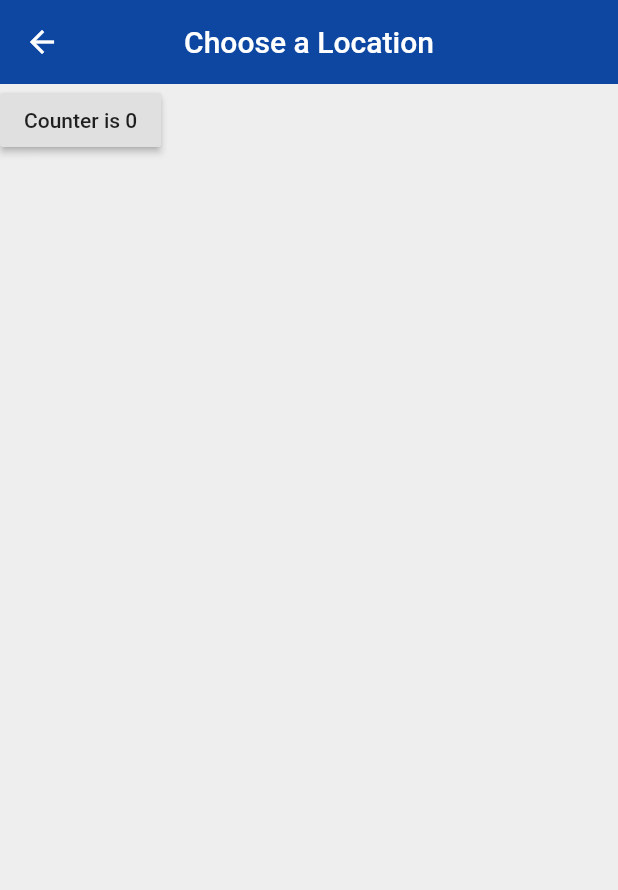
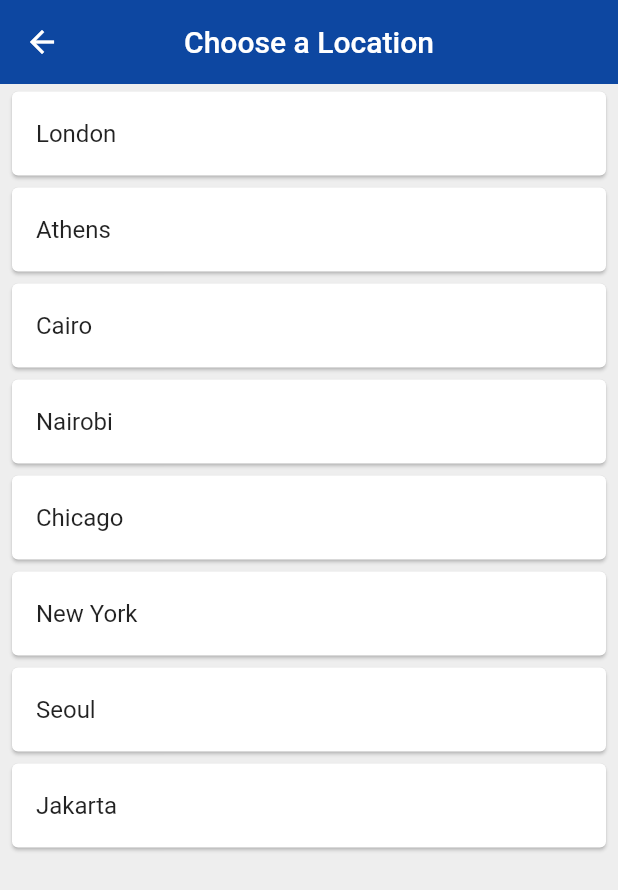
Before and after one commit to alberto-contreras/WorldTime-App, a Flutter app: the ChooseLocation screen opened by its route, on a phone screen of 412 x 824 dp. Shown: the top 890 px of the screen. Run offline on Flutter 3.47's test engine with Material 2 defaults, Android fonts, the phone set to English and light mode, and no system bars; our stand-ins replace flutter_spinkit; network calls fail.

Commit message:
Second commit

```diff
--- a/lib/pages/choose_location.dart
+++ b/lib/pages/choose_location.dart
@@ -1,4 +1,5 @@
 import 'package:flutter/material.dart';
+import 'package:worldtimeapp/services/world_time.dart';
 
 class ChooseLocation extends StatefulWidget {
   @override
@@ -7,8 +8,16 @@ class ChooseLocation extends StatefulWidget {
 
 class _ChooseLocationState extends State<ChooseLocation> {
 
-  int counter = 0;
-
+  List<WorldTime> locations = [
+    WorldTime(url: 'Europe/London', location: 'London', flag: 'uk.png'),
+    WorldTime(url: 'Europe/Berlin', location: 'Athens', flag: 'greece.png'),
+    WorldTime(url: 'Africa/Cairo', location: 'Cairo', flag: 'egypt.png'),
+    WorldTime(url: 'Africa/Nairobi', location: 'Nairobi', flag: 'kenya.png'),
+    WorldTime(url: 'America/Chicago', location: 'Chicago', flag: 'usa.png'),
+    WorldTime(url: 'America/New_York', location: 'New York', flag: 'usa.png'),
+    WorldTime(url: 'Asia/Seoul', location: 'Seoul', flag: 'south_korea.png'),
+    WorldTime(url: 'Asia/Jakarta', location: 'Jakarta', flag: 'indonesia.png'),
+  ];
 
 
   @override
@@ -21,14 +30,21 @@ class _ChooseLocationState extends State<ChooseLocation> {
         centerTitle: true,
         elevation: 0,
       ),
-      body: RaisedButton(onPressed: () {
-        setState(() { //Always when we set the state we run the build function
-          counter = counter + 1;
-        });
-      },
+      body: ListView.builder(
+        padding: const EdgeInsets.symmetric(vertical:1.0, horizontal: 4.0),
+          itemCount: locations.length,
+      itemBuilder: (context,index){ //This function will make a widget tree of the one we choose
+          return Card(
+            child: ListTile(
+              onTap: (){
 
-        child: Text('Counter is $counter'),
-        ),
+              },//Link on press function
+              title: Text(
+                locations[index].location
+              ),
+            )
+          );
+      },)
     );
   }
 }
--- /dev/null
+++ b/lib/services/world_time.dart
@@ -0,0 +1,46 @@
+import 'package:flutter/material.dart';
+import 'package:http/http.dart';
+import 'dart:convert';
+import 'package:intl/intl.dart';
+
+class WorldTime {
+  String location; //location name for the UI
+  String time; //time in that location
+  String flag; //url to an asset flag icon
+  String url = '';//location url for api endpoint
+  bool isDaytime; //True or False if daytime or not
+
+  WorldTime ({this.location,this.flag,this.url});//Setting it directly
+
+
+
+  Future<void> getTime() async { //Future it's like a promise in JS it's going to return a void after doing everything (Also let us to set the await)
+
+    try {
+      //make the request
+      Response response = await get('http://worldtimeapi.org/api/timezone/$url');
+      Map data = jsonDecode(response.body);
+      print(data);
+
+      //get properties from data
+      String datetime = data['utc_datetime'];
+      String offset = data['utc_offset'].substring(1,3);//With substring we go from position 1 to 3 --> 01
+      //print(datetime);
+      //print(offset);
+
+      //create DateTime object
+      DateTime now = DateTime.parse(datetime); //Method that convert to a datetime object
+      now = now.add(Duration(hours: int.parse(offset))); //Right time in Madrid because we add the offset
+      //isDaytime = condition ? true : false -> ternary operator
+      isDaytime = now.hour > 6 && now.hour < 20 ? true : false ;
+      //if the hour is between 6 and 20 it's day so it's true if not it's false = night
+      time = DateFormat.jm().format(now); //Set the property time
+    }
+    catch(e){
+      print(e);
+      time = 'could not get time data'; //In order to don't brake the app
+    }
+
+
+  }
+}
```
Also changed, not shown: lib/pages/home.dart (+55 -4 lines), lib/pages/loading.dart (+22 -19 lines), pubspec.yaml (+4 -3 lines), assets/day.jpg (added), assets/night.jpg (added), pubspec.lock.
